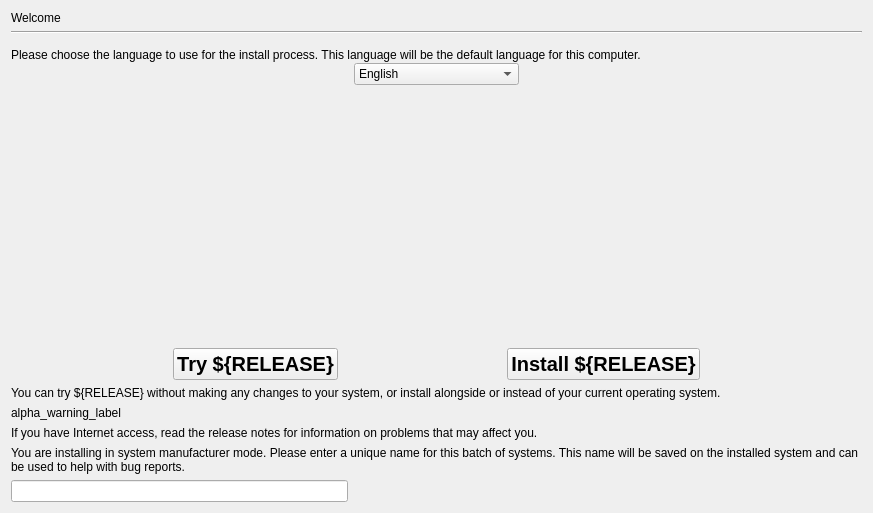
Above: gui/qt/stepLanguage.ui from chenhan1218/ubiquity before the change. Below: the same form after it.
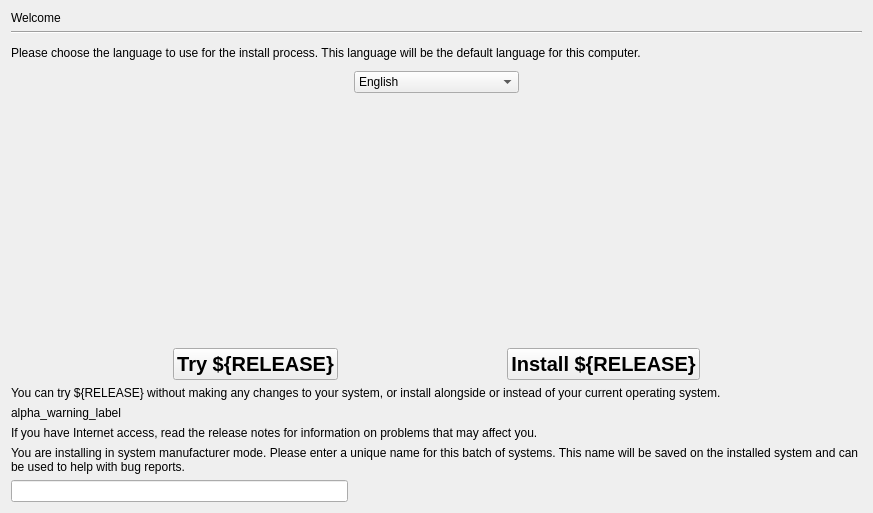
That is the form after the change.

Commit message: [KDE] Fix language selection comobox position within grid (LP: #743062)

Diff of the .ui file:
```diff
--- a/gui/qt/stepLanguage.ui
+++ b/gui/qt/stepLanguage.ui
@@ -57,7 +57,7 @@
      </property>
     </spacer>
    </item>
-   <item row="3" column="2" rowspan="2">
+   <item row="4" column="2">
     <widget class="QComboBox" name="language_combobox">
      <property name="editable">
       <bool>false</bool>
```
The commit also changes 1 other file.
